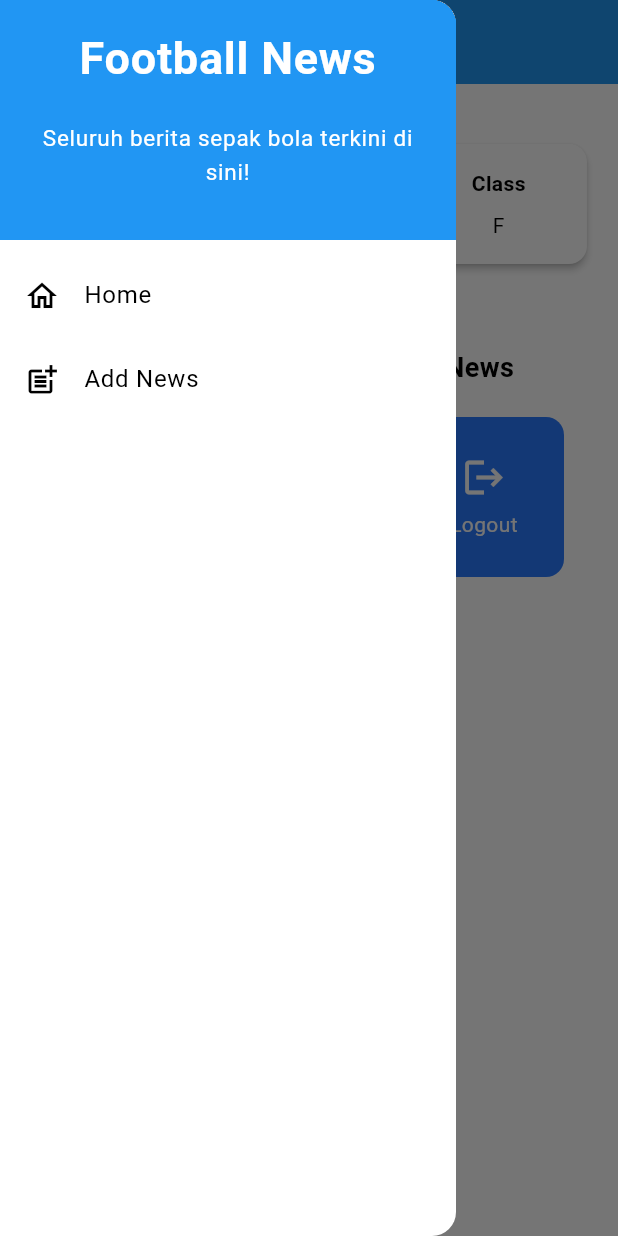
After one commit to jumajordan/football-news-mobile, a Flutter app: the screen it shows after launch, with the side drawer open, on a phone screen of 412 x 824 dp. The commit adds this screen. Run offline on Flutter 3.47's test engine with Material 3 defaults, Android fonts, the phone set to English and light mode, and no system bars.

Commit message:
tutorial 7

```diff
--- /dev/null
+++ b/lib/form.dart
@@ -0,0 +1,17 @@
+import 'package:flutter/material.dart';
+
+class NewsFormPage extends StatelessWidget {
+  const NewsFormPage({super.key});
+
+  @override
+  Widget build(BuildContext context) {
+    return Scaffold(
+      appBar: AppBar(
+        title: const Text('Add News'),
+      ),
+      body: const Center(
+        child: Text('This is the Add News Page'),
+      ),
+    );
+  }
+}
--- a/lib/menu.dart
+++ b/lib/menu.dart
@@ -1,4 +1,5 @@
 import 'package:flutter/material.dart';
+import 'package:football_news/widgets/left_drawer.dart';
 
 class MyHomePage extends StatelessWidget {
   MyHomePage({super.key});
@@ -28,6 +29,7 @@ class MyHomePage extends StatelessWidget {
         // Warna latar belakang AppBar diambil dari skema warna tema aplikasi.
         backgroundColor: Theme.of(context).colorScheme.primary,
       ),
+      drawer: LeftDrawer(),
       // Body halaman dengan padding di sekelilingnya.
       body: Padding(
         padding: const EdgeInsets.all(16.0),
--- /dev/null
+++ b/lib/widgets/left_drawer.dart
@@ -0,0 +1,61 @@
+import 'package:flutter/material.dart';
+import 'package:football_news/menu.dart';
+import 'package:football_news/form.dart';
+
+class LeftDrawer extends StatelessWidget {
+  const LeftDrawer({super.key});
+
+  @override
+  Widget build(BuildContext context) {
+    return Drawer(
+      child: ListView(
+        children: [
+          const DrawerHeader(
+            decoration: BoxDecoration(color: Colors.blue),
+            child: Column(
+              children: [
+                Text(
+                  'Football News',
+                  textAlign: TextAlign.center,
+                  style: TextStyle(
+                    fontSize: 30,
+                    fontWeight: FontWeight.bold,
+                    color: Colors.white,
+                  ),
+                ),
+                Padding(padding: EdgeInsets.all(10)),
+                Text(
+                  "Seluruh berita sepak bola terkini di sini!",
+                  textAlign: TextAlign.center,
+                  style: TextStyle( fontSize: 15, color: Colors.white, fontWeight: FontWeight.normal)
+                ),
+              ],
+            ),
+          ),
+          ListTile(
+            leading: const Icon(Icons.home_outlined),
+            title: const Text('Home'),
+            // Bagian redirection ke MyHomePage
+            onTap: () {
+              Navigator.pushReplacement(
+                context,
+                MaterialPageRoute(builder: (context) => MyHomePage()),
+              );
+            },
+          ),
+          ListTile(
+            leading: const Icon(Icons.post_add),
+            title: const Text('Add News'),
+            // Bagian redirection ke NewsFormPage
+            onTap: () {
+              Navigator.pushReplacement(
+                context,
+                MaterialPageRoute(builder: (context) => const NewsFormPage()),
+              );
+            },
+          ),
+        ],
+      ),
+    );
+  }
+}
```
Also changed, not shown: form_sample/analysis_options.yaml (added, +28 -0 lines), form_sample/lib/main.dart (added, +64 -0 lines), form_sample/pubspec.yaml (added, +89 -0 lines), lib/newslist_form.dart (added, +194 -0 lines), form_sample/pubspec.lock (added), 124 other files.
